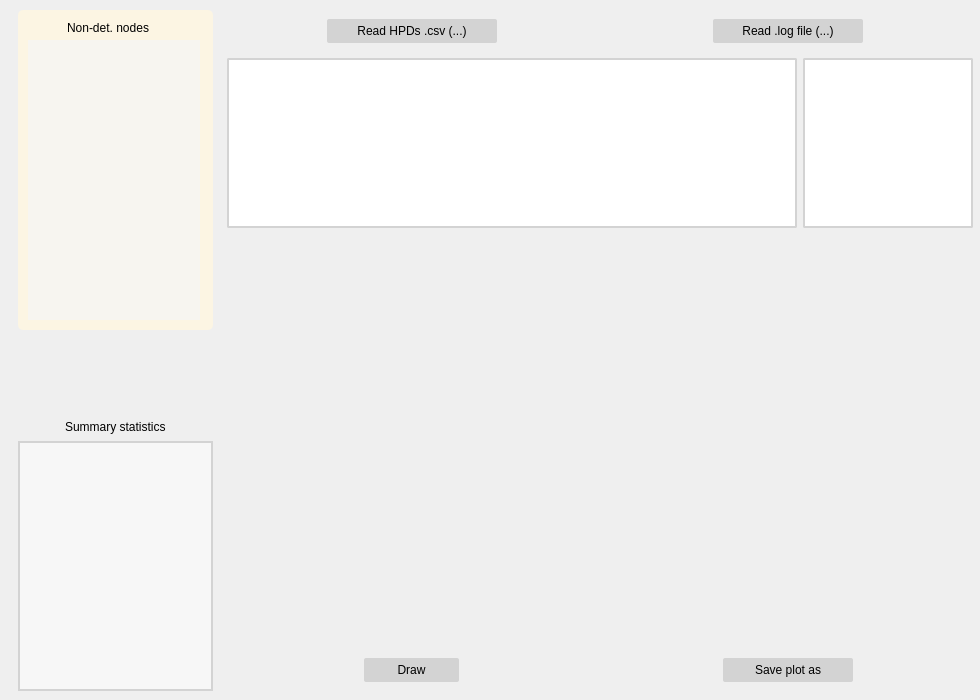
The window that src/phylojunction/interface/pysidegui/pjguipages/pjgui_pages.ui (fkmendes/PhyloJunction) describes before a commit, drawn with Qt 5.
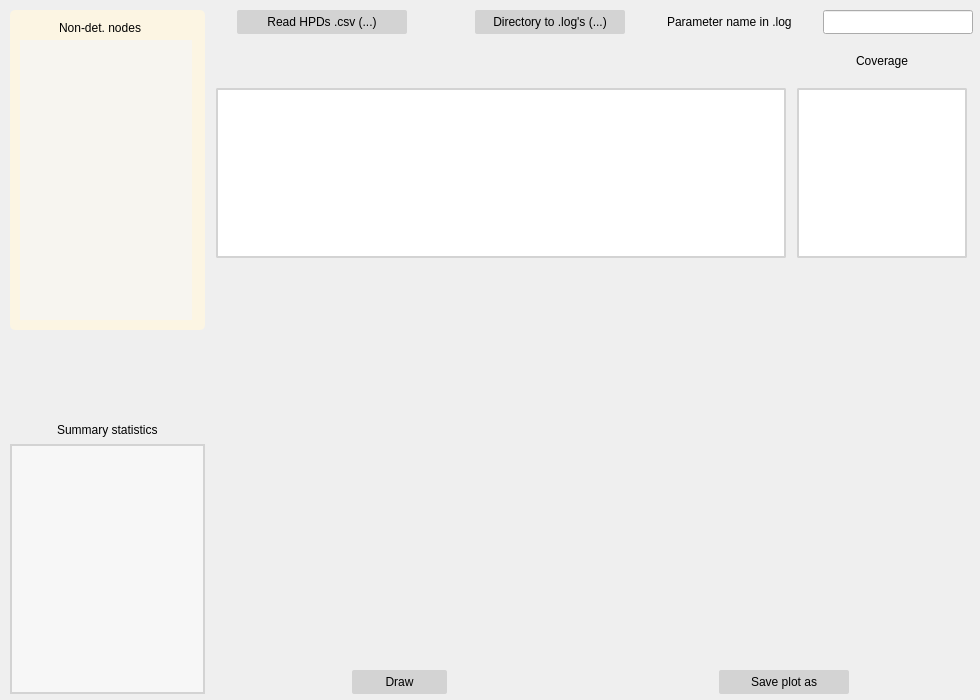
The same window after the commit. The open tabs and pages were chosen to show the change. Icons and pictures are not drawn. Custom widgets are drawn as their Qt base class.

```diff
--- a/src/phylojunction/interface/pysidegui/pjguipages/pjgui_pages.ui
+++ b/src/phylojunction/interface/pysidegui/pjguipages/pjgui_pages.ui
@@ -1043,7 +1043,7 @@
       <x>10</x>
       <y>10</y>
       <width>963</width>
-      <height>681</height>
+      <height>684</height>
      </rect>
     </property>
     <layout class="QGridLayout" name="coverage_page_grid_layout">
@@ -1109,15 +1109,50 @@
 }</string>
            </property>
            <property name="text">
-            <string>Read .log file (...)</string>
+            <string>Directory to .log's (...)</string>
+           </property>
+          </widget>
+         </item>
+         <item>
+          <widget class="QLabel" name="node_name_label">
+           <property name="minimumSize">
+            <size>
+             <width>150</width>
+             <height>24</height>
+            </size>
+           </property>
+           <property name="maximumSize">
+            <size>
+             <width>150</width>
+             <height>24</height>
+            </size>
+           </property>
+           <property name="text">
+            <string>Parameter name in .log</string>
+           </property>
+          </widget>
+         </item>
+         <item>
+          <widget class="QLineEdit" name="log_node_name_lineedit">
+           <property name="minimumSize">
+            <size>
+             <width>150</width>
+             <height>24</height>
+            </size>
+           </property>
+           <property name="maximumSize">
+            <size>
+             <width>0</width>
+             <height>24</height>
+            </size>
            </property>
           </widget>
          </item>
         </layout>
        </item>
        <item>
-        <layout class="QGridLayout" name="cov_csv_coverage_grid_layout">
-         <item row="0" column="0" alignment="Qt::AlignHCenter">
+        <layout class="QGridLayout" name="cov_grid_layout">
+         <item row="1" column="0">
           <widget class="QTextEdit" name="coverage_csv_textbox">
            <property name="minimumSize">
             <size>
@@ -1142,7 +1177,7 @@
            </property>
           </widget>
          </item>
-         <item row="0" column="1" alignment="Qt::AlignHCenter">
+         <item row="1" column="1">
           <widget class="QListWidget" name="coverage_textbox">
            <property name="minimumSize">
             <size>
@@ -1163,9 +1198,16 @@
            </property>
           </widget>
          </item>
+         <item row="0" column="1" alignment="Qt::AlignHCenter">
+          <widget class="QLabel" name="coverage_label">
+           <property name="text">
+            <string>Coverage</string>
+           </property>
+          </widget>
+         </item>
         </layout>
        </item>
-       <item alignment="Qt::AlignHCenter">
+       <item>
         <widget class="MatplotlibWidget" name="coverage_page_matplotlib_widget" native="true">
          <property name="minimumSize">
           <size>
```
